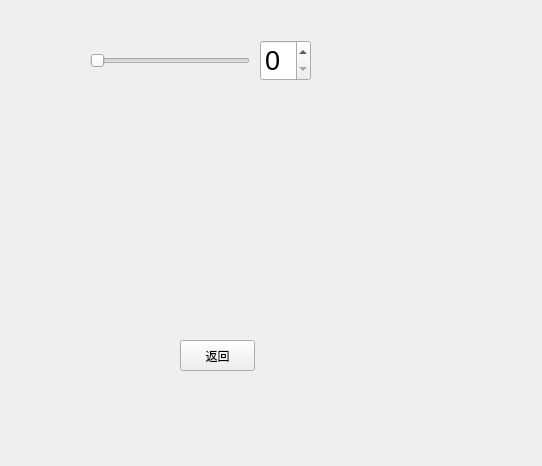
LYC-hu/QT-Home-automation, file pythonProject(Aliyun)/curtain.ui: the form before one commit.
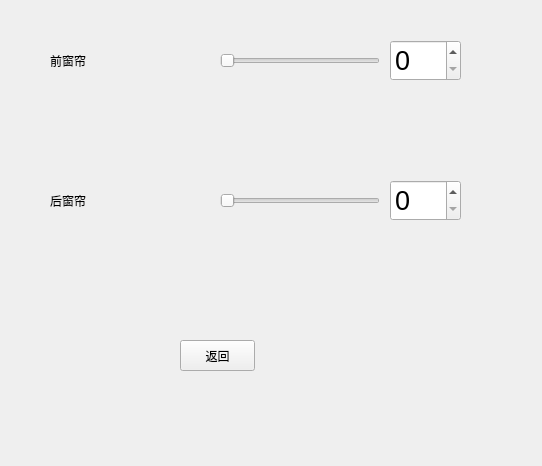
The form after the commit.

Commit message: 完善了风扇、登录界面、窗帘

Diff of the .ui file:
```diff
--- a/pythonProject(Aliyun)/curtain.ui
+++ b/pythonProject(Aliyun)/curtain.ui
@@ -16,7 +16,7 @@
   <widget class="QSlider" name="curtain_1">
    <property name="geometry">
     <rect>
-     <x>90</x>
+     <x>220</x>
      <y>50</y>
      <width>160</width>
      <height>22</height>
@@ -45,9 +45,9 @@
   <widget class="QSpinBox" name="curtain_1_num">
    <property name="geometry">
     <rect>
-     <x>260</x>
+     <x>390</x>
      <y>40</y>
-     <width>51</width>
+     <width>71</width>
      <height>41</height>
     </rect>
    </property>
@@ -60,6 +60,66 @@
     <number>100</number>
    </property>
   </widget>
+  <widget class="QLabel" name="label">
+   <property name="geometry">
+    <rect>
+     <x>50</x>
+     <y>50</y>
+     <width>121</width>
+     <height>21</height>
+    </rect>
+   </property>
+   <property name="text">
+    <string>前窗帘</string>
+   </property>
+  </widget>
+  <widget class="QSlider" name="curtain_2">
+   <property name="geometry">
+    <rect>
+     <x>220</x>
+     <y>190</y>
+     <width>160</width>
+     <height>22</height>
+    </rect>
+   </property>
+   <property name="maximum">
+    <number>100</number>
+   </property>
+   <property name="orientation">
+    <enum>Qt::Horizontal</enum>
+   </property>
+  </widget>
+  <widget class="QSpinBox" name="curtain_2_num">
+   <property name="geometry">
+    <rect>
+     <x>390</x>
+     <y>180</y>
+     <width>71</width>
+     <height>41</height>
+    </rect>
+   </property>
+   <property name="font">
+    <font>
+     <pointsize>20</pointsize>
+    </font>
+   </property>
+   <property name="maximum">
+    <number>100</number>
+   </property>
+  </widget>
+  <widget class="QLabel" name="label_2">
+   <property name="geometry">
+    <rect>
+     <x>50</x>
+     <y>190</y>
+     <width>121</width>
+     <height>21</height>
+    </rect>
+   </property>
+   <property name="text">
+    <string>后窗帘</string>
+   </property>
+  </widget>
  </widget>
  <resources/>
  <connections/>
```
The commit also changes 10 other files.
